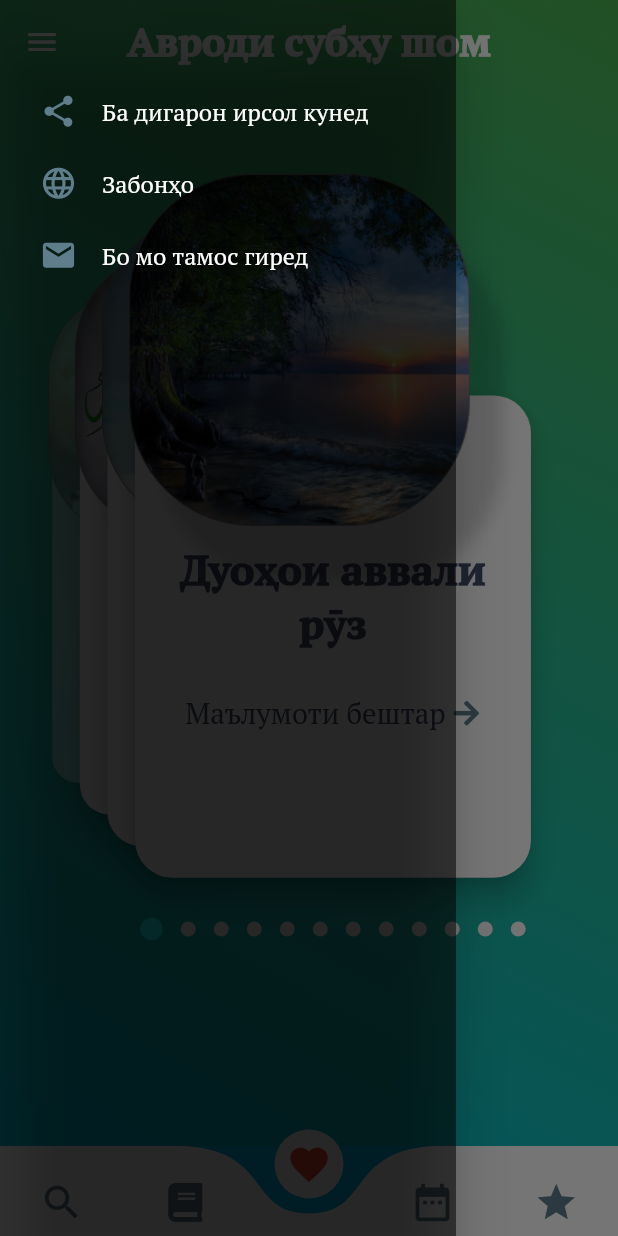
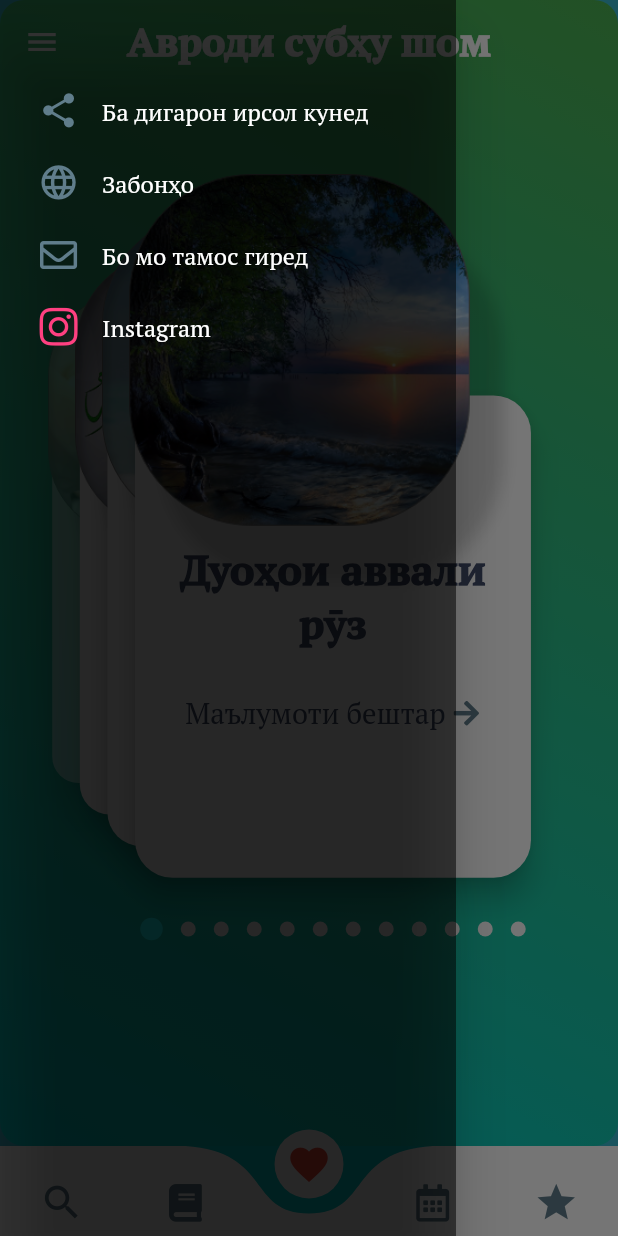
Before and after one commit to Sadid-USN/avrod, a Flutter app: the screen it shows after launch, with the side drawer open, on a phone screen of 412 x 824 dp. Run offline on Flutter 3.47's test engine with Material 2 defaults, Android fonts, the phone set to English and light mode, and no system bars; drawn by our look-alikes of animated_text_kit, curved_navigation_bar; our stand-ins replace cached_network_image, flutter_swiper, font_awesome_flutter, google_fonts, hijri, hive and 7 more; missing offline and left inert: animate_icons, clipboard, hijri_picker; accounts and stored records are empty.

Commit message:
added links

```diff
--- a/lib/Calendars/calendar_hijri.dart
+++ b/lib/Calendars/calendar_hijri.dart
@@ -3,6 +3,7 @@ import 'package:avrod/colors/gradient_class.dart';
 import 'package:flutter/material.dart';
 import 'package:hijri/hijri_calendar.dart';
 import 'package:hijri_picker/hijri_picker.dart';
+import 'package:sizer/sizer.dart';
 
 class HijriPickerScreen extends StatefulWidget {
   const HijriPickerScreen({Key? key}) : super(key: key);
@@ -23,7 +24,7 @@ class _HijriPickerScreenState extends State<HijriPickerScreen> {
           ),
           elevation: 0.0,
           backgroundColor: gradientStartColor,
-          title: const Text('Тақвими ҳиҷрӣ', style: TextStyle(fontSize: 22)),
+          title:  Text('Тақвими ҳиҷрӣ', style: TextStyle(fontSize: 18.sp)),
           centerTitle: true,
         ),
         // ignore: avoid_unnecessary_containers, sized_box_for_whitespace
--- a/lib/main.dart
+++ b/lib/main.dart
@@ -1,5 +1,4 @@
 // @dart=2.9
-
 import 'package:avrod/screens/home_page.dart';
 import 'package:flutter/material.dart';
 import 'package:flutter_localizations/flutter_localizations.dart';
@@ -8,7 +7,6 @@ import 'package:sizer/sizer.dart';
 import 'package:hive/hive.dart';
 import 'package:hive_flutter/hive_flutter.dart';
 
-import 'models/my_theme.dart';
 
 // ignore: constant_identifier_names
 const String FAVORITES_BOX = 'favorites_box';
--- a/lib/models/drawer_model.dart
+++ b/lib/models/drawer_model.dart
@@ -1,6 +1,8 @@
 import 'package:flutter/material.dart';
+import 'package:font_awesome_flutter/font_awesome_flutter.dart';
 import 'package:share/share.dart';
-
+import 'package:sizer/sizer.dart';
+import 'package:url_launcher/url_launcher.dart';
 
 class DrawerModel extends StatefulWidget {
   const DrawerModel({Key? key}) : super(key: key);
@@ -10,13 +12,19 @@ class DrawerModel extends StatefulWidget {
 }
 
 class _DrawerModelState extends State<DrawerModel> {
-
-
-  // final bool _switch = false;
-  // final ThemeData _dark = ThemeData(brightness: Brightness.dark);
-  // final ThemeData _light = ThemeData(brightness: Brightness.light);
-
-
+  final String _lounchUrl =
+      'https://accounts.google.com/signout/chrome/landing?continue=https://mail.google.com&oc=https://mail.google.com&hl=en';
+  final String _linkInstagramm = 'https://instagram.com/darul_asar?utm_medium=copy_link';
+  Future<void> _launchInBrowser(String url) async {
+    if (await canLaunch(url)) {
+      await launch(url,
+          forceSafariVC: false,
+          forceWebView: false,
+          headers: <String, String>{'header_key': 'header_value'});
+    } else {
+      throw 'Пайванд кушода нашуд $url';
+    }
+  }
 
   @override
   Widget build(BuildContext context) {
@@ -26,12 +34,13 @@ class _DrawerModelState extends State<DrawerModel> {
           children: [
             IconButton(
                 onPressed: () {
-                  Share.share('Барномаи «Avrod» дуоҳои саҳеҳи набави (ﷺ) бо забони тоҷикӣ, ба дустону наздикони худ равон кунед, чун роҳнамоӣ ба амали хайр дар савоб монанди анҷомдиҳандаи он аст.\nhttps://play.google.com/store/apps/details?id=com.darulasar.avrod');
+                  Share.share(
+                      'Барномаи «Avrod» дуоҳои саҳеҳи набави (ﷺ) бо забони тоҷикӣ, ба дустону наздикони худ равон кунед, чун роҳнамоӣ ба амали хайр дар савоб монанди анҷомдиҳандаи он аст.\nhttps://play.google.com/store/apps/details?id=com.darulasar.avrod');
                 },
-                icon: const Icon(
+                icon:  Icon(
                   Icons.share,
                   color: Colors.blueGrey,
-                  size: 25,
+                  size: 20.sp,
                 )),
             const SizedBox(
               width: 5,
@@ -48,10 +57,10 @@ class _DrawerModelState extends State<DrawerModel> {
                 onPressed: () {
                   setState(() {});
                 },
-                icon: const Icon(
+                icon:  Icon(
                   Icons.language,
                   color: Colors.blueGrey,
-                  size: 25,
+                  size: 20.sp,
                 )),
             const SizedBox(
               width: 5,
@@ -65,11 +74,13 @@ class _DrawerModelState extends State<DrawerModel> {
         Row(
           children: [
             IconButton(
-                onPressed: () {},
-                icon: const Icon(
-                  Icons.mail,
+                onPressed: () {
+                  _launchInBrowser(_lounchUrl);
+                },
+                icon:  Icon(
+                  FontAwesomeIcons.envelope,
                   color: Colors.blueGrey,
-                  size: 25,
+                  size: 18.sp,
                 )),
             const SizedBox(
               width: 5,
@@ -80,6 +91,26 @@ class _DrawerModelState extends State<DrawerModel> {
             )
           ],
         ),
+        Row(
+          children: [
+            IconButton(
+                onPressed: () {
+                  _launchInBrowser(_linkInstagramm);
+                },
+                icon:  Icon(
+                  FontAwesomeIcons.instagram,
+                  color: Colors.pinkAccent,
+                  size: 21.sp,
+                )),
+            const SizedBox(
+              width: 5,
+            ),
+            const Text(
+              'Instagram',
+              style: TextStyle(fontSize: 16, color: Colors.white),
+            )
+          ],
+        ),
       ],
     );
   }
--- a/lib/screens/favorite_chapter_screen.dart
+++ b/lib/screens/favorite_chapter_screen.dart
@@ -7,6 +7,7 @@ import 'package:avrod/main.dart';
 import 'package:flutter/material.dart';
 import 'package:hive/hive.dart';
 import 'package:hive_flutter/hive_flutter.dart';
+import 'package:sizer/sizer.dart';
 
 import 'text_screen.dart';
 
@@ -30,7 +31,7 @@ class _FavoriteChaptersSceenState extends State<FavoriteChaptersSceen> {
             decoration: favoriteGradient,
           ),
           centerTitle: true,
-          title: const Text('Фаслҳои маҳбуб'),
+          title:  Text('Фаслҳои маҳбуб', style: TextStyle(fontSize: 18.sp),),
         ),
         // ignore: avoid_unnecessary_containers
         body: Container(
--- a/lib/screens/home_page.dart
+++ b/lib/screens/home_page.dart
@@ -6,7 +6,7 @@ import 'package:avrod/colors/gradient_class.dart';
 import 'package:avrod/data/book_class.dart';
 import 'package:avrod/data/book_map.dart';
 import 'package:avrod/models/drawer_model.dart';
-import 'package:avrod/screens/books_online_screen.dart';
+import 'package:avrod/screens/library_screen.dart';
 
 import 'package:avrod/Calendars/calendar_tabbar.dart';
 import 'package:avrod/screens/search_screen.dart';
@@ -50,10 +50,10 @@ class _HomePageState extends State<HomePage> {
     const Icon(
       FontAwesomeIcons.book,
       color: Colors.blueGrey,
-      size: 26,
+      size: 25,
     ),
     const Icon(Icons.favorite, color: Colors.red, size: 30),
-    const Icon(Icons.date_range, color: Colors.blueGrey, size: 30),
+    const Icon(FontAwesomeIcons.calendarAlt, color: Colors.blueGrey, size: 25),
     const Icon(Icons.star, color: Colors.blueGrey, size: 30),
   ];
   int yourActiveIndex;
@@ -97,7 +97,7 @@ class _HomePageState extends State<HomePage> {
         backgroundColor: gradientEndColor,
         body: Container(
           height: double.maxFinite,
-          decoration: mygGradient,
+          decoration: mainScreenGradient,
           child: FutureBuilder<List<Book>>(
             future: BookMap.getBookLocally(context),
             builder: (contex, snapshot) {
@@ -220,6 +220,7 @@ class _HomePageState extends State<HomePage> {
                                         books[index].image,
                                         height: 35.h,
                                       ),
+
                                   ],
                                 ),
                               );
@@ -240,7 +241,7 @@ class _HomePageState extends State<HomePage> {
                   duration: const Duration(seconds: 2),
                   child: FadingText(
                     'Боргузорӣ...',
-                    style:  TextStyle(
+                    style: TextStyle(
                         fontSize: 21.sp,
                         color: Colors.white,
                         fontWeight: FontWeight.w600),
@@ -255,7 +256,7 @@ class _HomePageState extends State<HomePage> {
           buttonBackgroundColor: Colors.white,
           height: 60.0,
           index: selectedIndex,
-          backgroundColor: const Color(0xff00B8EA),
+          backgroundColor: const Color(0xff00CCCC),
           items: navItems,
           onTap: (index) {
             //Handle button tap
@@ -267,7 +268,7 @@ class _HomePageState extends State<HomePage> {
                 }));
               } else if (index == 1) {
                 Navigator.push(context, MaterialPageRoute(builder: (context) {
-                  return const BooksFromNet();
+                  return const LibraryFromNet();
                 }));
               } else if (index == 2) {
                 Navigator.push(context, MaterialPageRoute(builder: (context) {
--- a/pubspec.yaml
+++ b/pubspec.yaml
@@ -30,13 +30,13 @@ dependencies:
   flutter_localizations:
     sdk: flutter
   google_fonts: ^2.0.0
+  font_awesome_flutter: ^9.2.0
   flutter_launcher_icons: ^0.9.2
   animated_text_kit: ^4.2.1
   flutter_swiper: ^1.1.6
   liquid_swipe: ^2.1.1
   google_nav_bar: ^5.0.5
   progress_indicators: ^1.0.0
-  font_awesome_flutter: ^8.8.1
   http: ^0.13.3
   like_button: ^2.0.3
   cached_network_image: ^3.1.0
```
Also changed, not shown: lib/Calendars/gregorian_calendar.dart (+5 -4 lines), lib/colors/gradient_class.dart (+34 -2 lines), lib/screens/books_online_screen.dart (deleted, +0 -28 lines), lib/screens/chapter_screen.dart (+7 -4 lines), lib/screens/library_screen.dart (added, +29 -0 lines), lib/screens/search_screen.dart (+5 -11 lines), lib/screens/text_screen.dart (+6 -5 lines), lib/data/book.json, pubspec.lock, 1 other file. Lines whose indentation alone changed are shown as unchanged.
